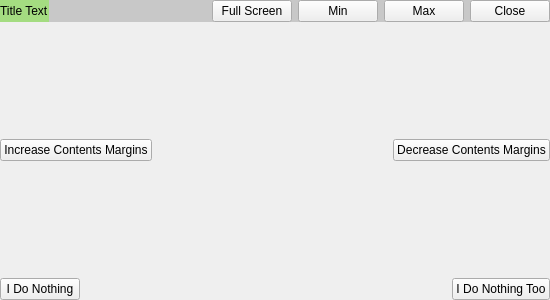
Qt form exampleforwindows/mainwindow.ui (Bringer-of-Light/Qt-Nice-Frameless-Window) before a commit.
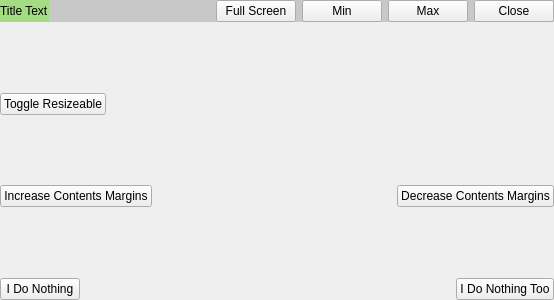
The same form after that commit.

Commit message: add function setResizeable for windows OS

Diff of the .ui file:
```diff
--- a/exampleforwindows/mainwindow.ui
+++ b/exampleforwindows/mainwindow.ui
@@ -6,7 +6,7 @@
    <rect>
     <x>0</x>
     <y>0</y>
-    <width>550</width>
+    <width>554</width>
     <height>300</height>
    </rect>
   </property>
@@ -178,6 +178,43 @@
       </property>
      </spacer>
     </item>
+    <item>
+     <layout class="QHBoxLayout" name="horizontalLayout_5">
+      <item>
+       <widget class="QPushButton" name="btnResizeable">
+        <property name="text">
+         <string>Toggle Resizeable</string>
+        </property>
+       </widget>
+      </item>
+      <item>
+       <spacer name="horizontalSpacer_3">
+        <property name="orientation">
+         <enum>Qt::Horizontal</enum>
+        </property>
+        <property name="sizeHint" stdset="0">
+         <size>
+          <width>40</width>
+          <height>20</height>
+         </size>
+        </property>
+       </spacer>
+      </item>
+     </layout>
+    </item>
+    <item>
+     <spacer name="verticalSpacer_3">
+      <property name="orientation">
+       <enum>Qt::Vertical</enum>
+      </property>
+      <property name="sizeHint" stdset="0">
+       <size>
+        <width>20</width>
+        <height>40</height>
+       </size>
+      </property>
+     </spacer>
+    </item>
     <item>
      <layout class="QHBoxLayout" name="horizontalLayout_4">
       <item>
```
The commit also changes 4 other files.
